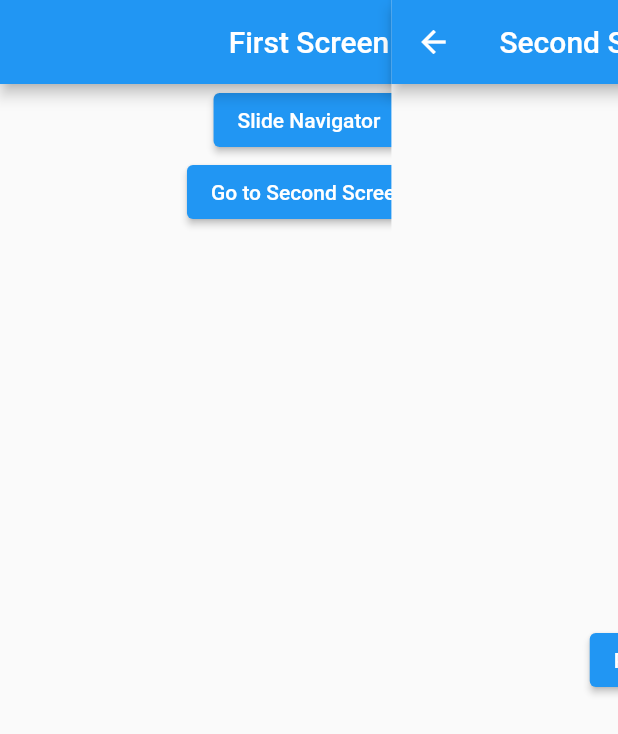
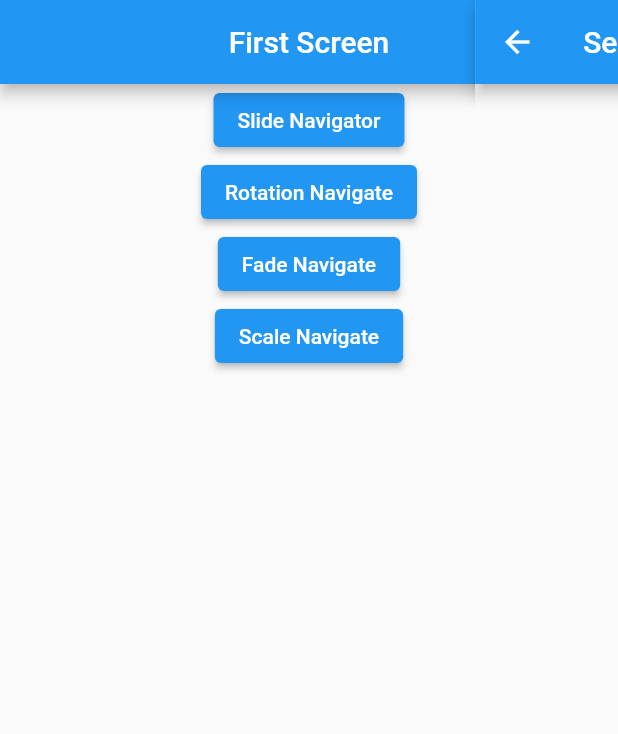
Before and after one commit to MyoMin-Latt/Navigation_Routing, a Flutter app: the screen it shows after launch, after a tap on "Slide Navigator", on a phone screen of 412 x 824 dp. Shown: the top 734 px of the screen. Run offline on Flutter 3.47's test engine with Material 2 defaults, Android fonts, the phone set to English and light mode, and no system bars.

Commit message:
@13.9 Navigation Animation Part 3 [Fade & Scale Transition]

```diff
--- a/lib/screen/first_screen.dart
+++ b/lib/screen/first_screen.dart
@@ -14,34 +14,69 @@ class FirstScreen extends StatelessWidget {
       body: Center(
         child: Column(
           children: [
-            ElevatedButton(onPressed: (){
-              Navigator.push(context, PageRouteBuilder(
+            ElevatedButton(
+                onPressed: () {
+                  Navigator.push(
+                      context,
+                      PageRouteBuilder(
                           transitionDuration: Duration(seconds: 3),
-                pageBuilder: (_, animation, __){
+                          pageBuilder: (_, animation, __) {
                             return SlideTransition(
                                 child: SecondScreen(),
                                 position: Tween<Offset>(
-                      begin: Offset(1,0),
-                      end: Offset(0,0)
-                    ).animate(animation));
+                                        begin: Offset(1, 0), end: Offset(0, 0))
+                                    .animate(CurvedAnimation(
+                                        parent: animation,
+                                        curve: Curves.bounceInOut)));
                           }));
-            }, child: Text("Slide Navigator")),
+                },
+                child: Text("Slide Navigator")),
             ElevatedButton(
                 onPressed: () {
                   Navigator.push(
                       context,
                       PageRouteBuilder(
                           transitionDuration: Duration(seconds: 2),
-                        pageBuilder: (_, animation, __){
+                          pageBuilder: (_, animation, __) {
                             return RotationTransition(
                                 child: SecondScreen(),
                                 turns: Tween<double>(
                                   begin: 0.5,
                                   end: 1,
-                            ).animate(CurvedAnimation(parent: animation, curve: Curves.bounceInOut)));
+                                ).animate(CurvedAnimation(
+                                    parent: animation,
+                                    curve: Curves.bounceInOut)));
                           }));
                 },
-                child: const Text("Go to Second Screen")),
+                child: const Text("Rotation Navigate")),
+            ElevatedButton(
+                onPressed: () {
+                  Navigator.push(
+                      context,
+                      PageRouteBuilder(
+                          transitionDuration: Duration(seconds: 3),
+                          pageBuilder: (_, animation, __) {
+                            return FadeTransition(
+                                child: SecondScreen(),
+                                opacity: Tween<double>(begin: 0.0, end: 1)
+                                    .animate(animation));
+                          }));
+                },
+                child: Text('Fade Navigate')),
+            ElevatedButton(
+                onPressed: () {
+                  Navigator.push(
+                      context,
+                      PageRouteBuilder(
+                          transitionDuration: Duration(seconds: 3),
+                          pageBuilder: (_, animation, __) {
+                            return ScaleTransition(
+                                child: SecondScreen(),
+                                scale: Tween<double>(begin: 0, end: 1)
+                                    .animate(animation));
+                          }));
+                },
+                child: Text('Scale Navigate'))
           ],
         ),
       ),
```
Lines whose indentation alone changed are shown as unchanged.
